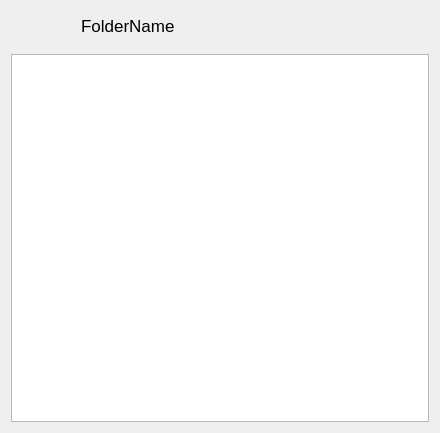
Above: src/MEGASync/gui/NodeSelectorTreeViewWidget.ui from meganz/MEGAsync before the change. Below: the same form after it.
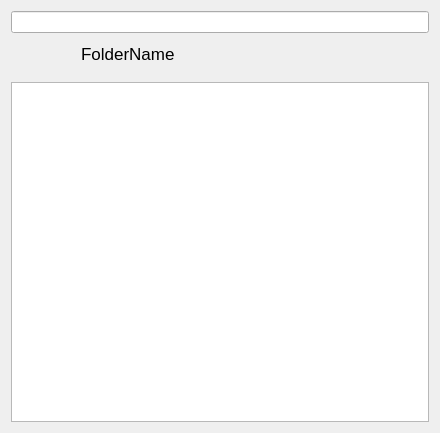
That is the form after the change. Icons and pictures are not drawn. Custom widgets are drawn as their Qt base class.

```diff
--- a/src/MEGASync/gui/NodeSelectorTreeViewWidget.ui
+++ b/src/MEGASync/gui/NodeSelectorTreeViewWidget.ui
@@ -14,6 +14,9 @@
    <string>Form</string>
   </property>
   <layout class="QVBoxLayout" name="verticalLayout">
+   <item>
+    <widget class="QLineEdit" name="leSearch"/>
+   </item>
    <item>
     <layout class="QHBoxLayout" name="horizontalLayout_3">
      <property name="spacing">
```
